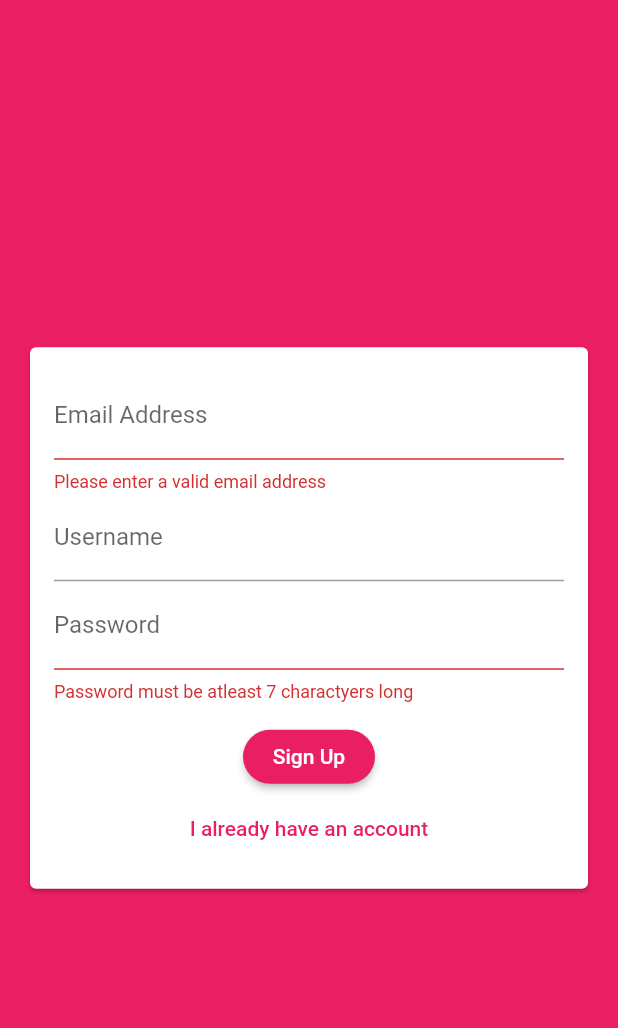
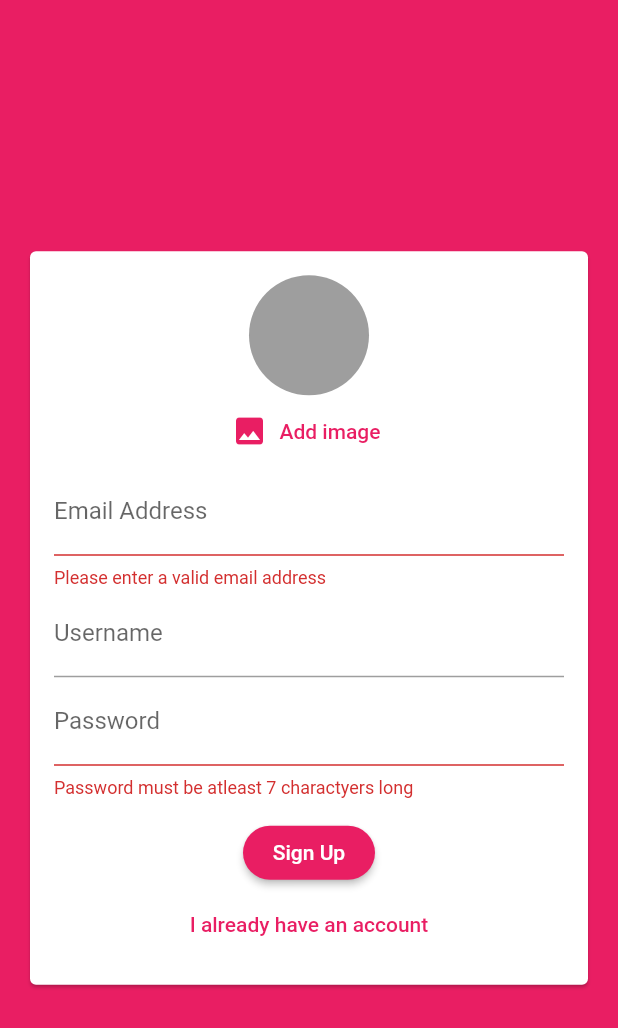
Before and after one commit to srinjoyghosh-bot/flutter-chat-app, a Flutter app: the screen it shows after launch, after a tap on "Log-In", after a tap on "Create new Account", on a phone screen of 412 x 824 dp. Shown: the top 1028 px of the screen. Run offline on Flutter 3.47's test engine with Material 2 defaults, Android fonts, the phone set to English and light mode, and no system bars; our stand-ins replace cloud_firestore, firebase_auth, firebase_storage, image_picker; accounts and stored records are empty.

Commit message:
feat:added messaging feature and image upload

```diff
--- a/lib/main.dart
+++ b/lib/main.dart
@@ -1,6 +1,6 @@
 import 'package:chat_app/screens/auth_screen.dart';
 import 'package:chat_app/screens/chat_screen.dart';
-import 'package:chat_app/widgets/auth_form.dart';
+import 'package:chat_app/widgets/auth/auth_form.dart';
 import 'package:flutter/material.dart';
 import 'package:firebase_auth/firebase_auth.dart';
 
--- a/lib/screens/auth_screen.dart
+++ b/lib/screens/auth_screen.dart
@@ -1,8 +1,10 @@
-import 'package:chat_app/widgets/auth_form.dart';
+import 'package:chat_app/widgets/auth/auth_form.dart';
 import 'package:flutter/material.dart';
 import 'package:firebase_auth/firebase_auth.dart';
 import 'package:flutter/services.dart';
 import 'package:cloud_firestore/cloud_firestore.dart';
+import 'dart:io';
+import 'package:firebase_storage/firebase_storage.dart';
 
 class AuthScreen extends StatefulWidget {
   @override
@@ -17,6 +19,7 @@ class _AuthScreenState extends State<AuthScreen> {
     String email,
     String password,
     String userName,
+    File image,
     bool isLogin,
     BuildContext ctx,
   ) async {
@@ -34,16 +37,29 @@ class _AuthScreenState extends State<AuthScreen> {
       } else {
         authResult = await _auth.createUserWithEmailAndPassword(
             email: email, password: password);
+        final ref = FirebaseStorage.instance
+            .ref()
+            .child('user_images')
+            .child(authResult.user.uid + '.jpg');
+        //ref gives acces to root cloud storage bucket
+        //this returns a storage reference
+        await ref.putFile(image).onComplete;
+        //putfile returns a storageUploadTask hence takes time
+      final url= await  ref.getDownloadURL();
+      //direct url to image
+
         await Firestore.instance
             .collection('users')
             .document(authResult.user.uid)
-            .setData({
-          'username': userName,
-          'email': email,
-        });
+            .setData(
+          {
+            'username': userName,
+            'email': email,
+            'image_url':url,
+          },
+        );
         //creates users collections on the fly
       }
-
     } on PlatformException catch (err) {
       var message = 'An error occured';
       if (err.message != null) {
@@ -68,7 +84,7 @@ class _AuthScreenState extends State<AuthScreen> {
   Widget build(BuildContext context) {
     return Scaffold(
       backgroundColor: Theme.of(context).primaryColor,
-      body: AuthForm(_submitAuthForm,_isLoading),
+      body: AuthForm(_submitAuthForm, _isLoading),
     );
   }
 }
--- a/lib/widgets/auth_form.dart
+++ b/lib/widgets/auth/auth_form.dart
@@ -1,15 +1,18 @@
+import 'package:chat_app/widgets/picker/image_picker.dart';
 import 'package:flutter/material.dart';
+import 'dart:io';
 
 class AuthForm extends StatefulWidget {
   final void Function(
     String email,
     String password,
     String username,
+    File image,
     bool isLogin,
     BuildContext context,
   ) submitFm;
   final bool isLoading;
-  AuthForm(this.submitFm,this.isLoading);
+  AuthForm(this.submitFm, this.isLoading);
 
   @override
   _AuthFormState createState() => _AuthFormState();
@@ -21,10 +24,22 @@ class _AuthFormState extends State<AuthForm> {
   String _userEmail = '';
   String _userName = '';
   String _userPassword = '';
+  File _userImageFile;
+
+  void _pickedImage(File image) {
+    _userImageFile = image;
+  }
 
   void _trySubmit() {
     final isValid = _formKey.currentState.validate();
 
+    if (_userImageFile == null && !_isLogin) {
+      Scaffold.of(context).showSnackBar(SnackBar(
+        content: Text('Please pick an image'),
+        backgroundColor: Theme.of(context).errorColor,
+      ));
+      return;
+    }
     if (isValid) {
       _formKey.currentState.save();
       //triggers onsaved in each text form fieeld
@@ -34,6 +49,7 @@ class _AuthFormState extends State<AuthForm> {
         _userEmail.trim(),
         _userPassword.trim(),
         _userName.trim(),
+        _userImageFile,
         _isLogin,
         context,
       );
@@ -55,6 +71,7 @@ class _AuthFormState extends State<AuthForm> {
                   mainAxisSize: MainAxisSize.min,
                   //takes as much space needed
                   children: [
+                    if (!_isLogin) UserImagePicker(_pickedImage),
                     TextFormField(
                       key: ValueKey('email'),
                       validator: (value) {
@@ -103,14 +120,13 @@ class _AuthFormState extends State<AuthForm> {
                     SizedBox(
                       height: 12,
                     ),
-                    if(widget.isLoading)
-                    CircularProgressIndicator(),
-                    if(!widget.isLoading)
+                    if (widget.isLoading) CircularProgressIndicator(),
+                    if (!widget.isLoading)
                       RaisedButton(
                         onPressed: _trySubmit,
                         child: Text(_isLogin ? 'Log-In' : 'Sign Up'),
                       ),
-                    if(!widget.isLoading)
+                    if (!widget.isLoading)
                       FlatButton(
                         onPressed: () {
                           setState(() {
--- /dev/null
+++ b/lib/widgets/picker/image_picker.dart
@@ -0,0 +1,45 @@
+import 'package:flutter/material.dart';
+import 'package:image_picker/image_picker.dart';
+import 'dart:io';
+
+class UserImagePicker extends StatefulWidget {
+  final Function(File pickedImage) imagePickFn;
+  UserImagePicker(this.imagePickFn);
+  @override
+  _UserImagePickerState createState() => _UserImagePickerState();
+}
+
+class _UserImagePickerState extends State<UserImagePicker> {
+  File _pickedImage;
+  void _pickImage() async {
+    final picker = ImagePicker();
+    final pickedImage = await picker.getImage(
+      source: ImageSource.camera,
+      imageQuality: 50,
+      maxWidth: 150,
+      //as we need a small image, so fast loading with this
+    );
+    final pickedImageFile = File(pickedImage.path);
+    setState(() {
+      _pickedImage = pickedImageFile;
+    });
+    widget.imagePickFn(_pickedImage);
+  }
+
+  @override
+  Widget build(BuildContext context) {
+    return Column(children: [
+      CircleAvatar(
+        radius: 40,
+        backgroundColor: Colors.grey,
+        backgroundImage: _pickedImage != null ? FileImage(_pickedImage) : null,
+      ),
+      FlatButton.icon(
+        onPressed: _pickImage,
+        icon: Icon(Icons.image),
+        label: Text('Add image'),
+        textColor: Theme.of(context).primaryColor,
+      )
+    ]);
+  }
+}
--- a/pubspec.yaml
+++ b/pubspec.yaml
@@ -36,6 +36,8 @@ dependencies:
   cupertino_icons: ^1.0.2
   cloud_firestore: ^0.13.5
   firebase_auth: ^0.16.1
+  image_picker: ^0.6.7+22
+  firebase_storage: ^3.1.6
 
 dev_dependencies:
   flutter_test:
```
Also changed, not shown: lib/screens/chat_screen.dart (+36 -40 lines), lib/widgets/chat/message_bubble.dart (added, +80 -0 lines), lib/widgets/chat/messages.dart (added, +46 -0 lines), lib/widgets/chat/new_message.dart (added, +61 -0 lines), pubspec.lock, 2 other files. Lines whose indentation alone changed are shown as unchanged.
